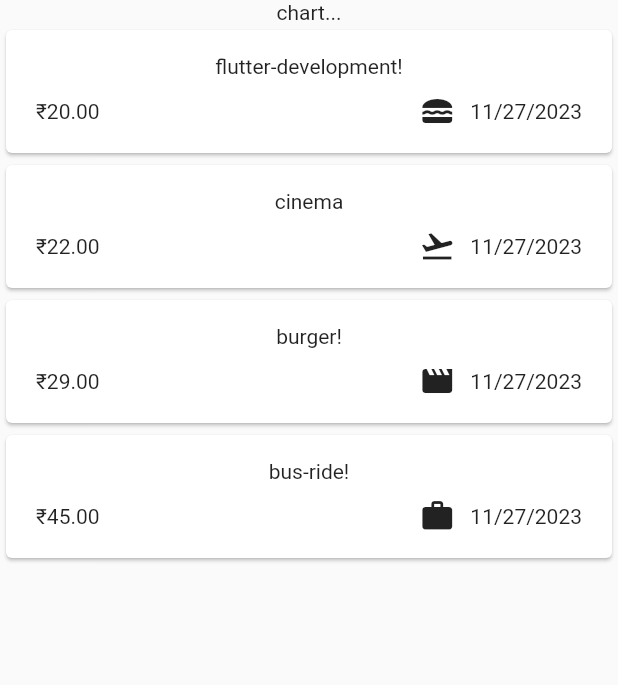
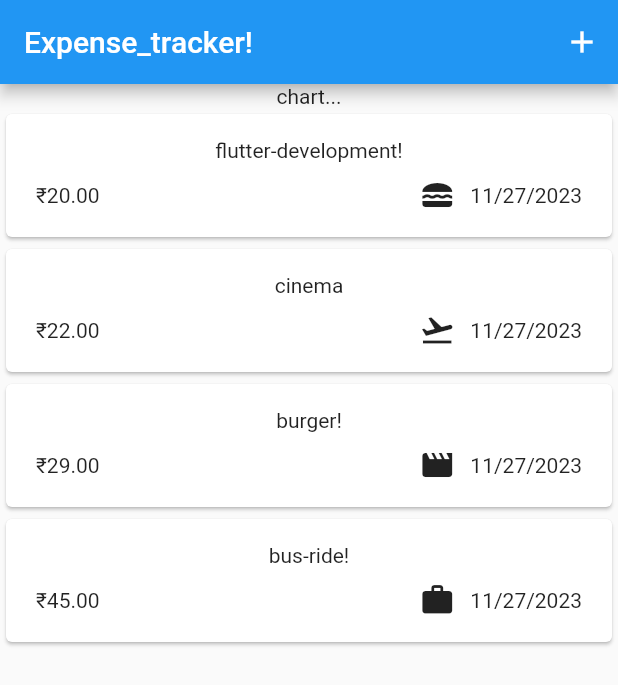
Before and after one commit to rinku-kr/expense_tracker, a Flutter app: the screen it shows after launch, on a phone screen of 412 x 824 dp. Shown: the top 685 px of the screen. Run offline on Flutter 3.47's test engine with Material 2 defaults, Android fonts, the phone set to English and light mode, and no system bars.

Commit message:
setting an app bar with a title!

```diff
--- a/lib/widgets/expenses.dart
+++ b/lib/widgets/expenses.dart
@@ -38,6 +38,9 @@ class _ExpensesState extends State<Expenses> {
   @override
   Widget build(BuildContext context) {
     return (Scaffold(
+      appBar: AppBar(
+          title: const Text('Expense_tracker!'),
+          actions: [IconButton(onPressed: () {}, icon: const Icon(Icons.add))]),
       body: Column(children: [
         const Text('chart...'),
         Expanded(child: ExpensesList(expenses: _registeredExpenses)),
```
